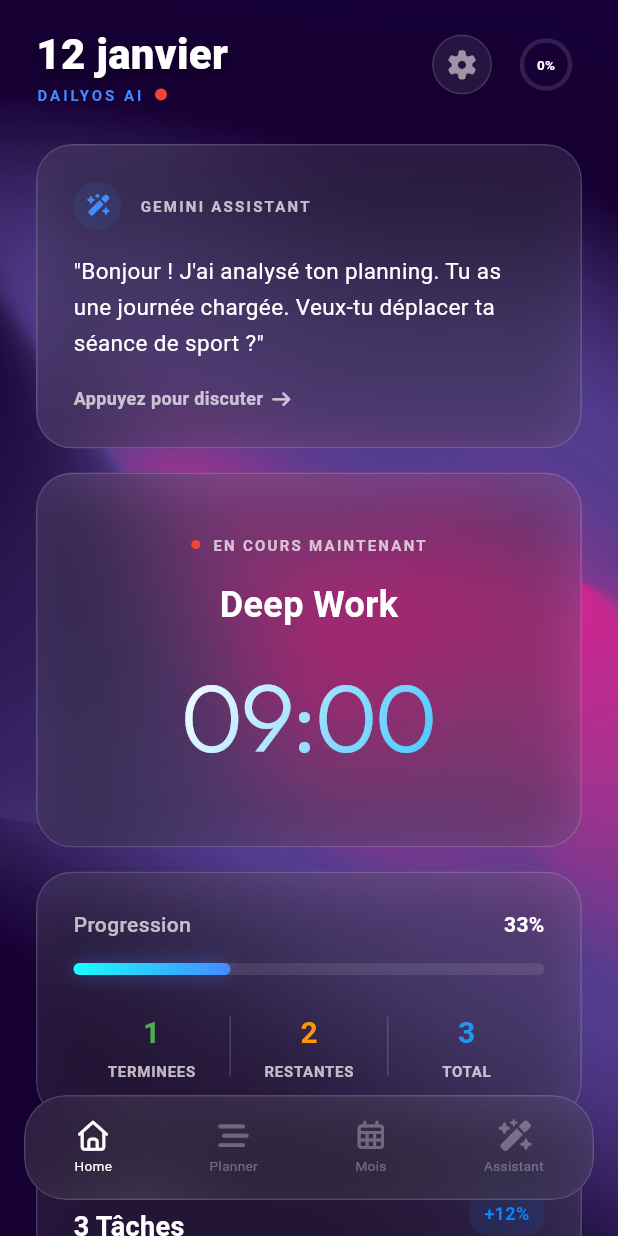
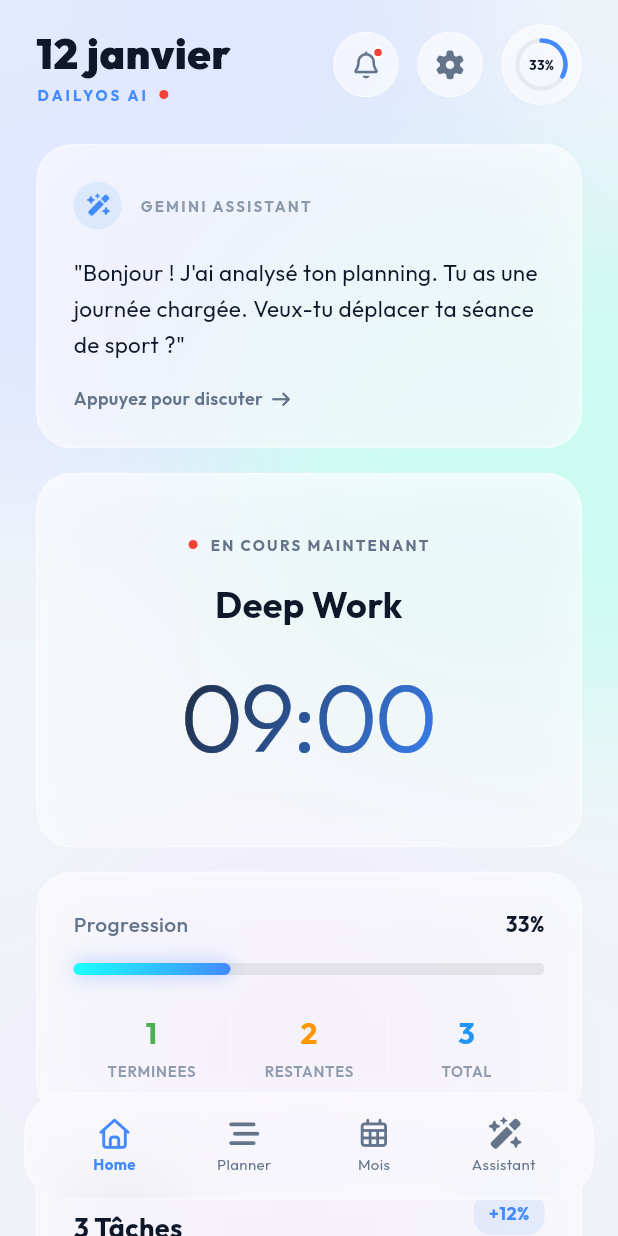
Before and after one commit to tahiry-dev-29/dail, a Flutter app: the screen it shows after launch, on a phone screen of 412 x 824 dp. Run offline on Flutter 3.47's test engine with Material 3 defaults, Android fonts, the phone set to English and light mode, and no system bars; our stand-ins replace flutter_riverpod, font_awesome_flutter, google_fonts, shared_preferences, signals_flutter.

Commit message:
🎨 refactor(shared): update shared widgets and main app for theme support

```diff
--- a/lib/core/utils/glass_scaffold.dart
+++ b/lib/core/utils/glass_scaffold.dart
@@ -1,4 +1,5 @@
 import 'package:flutter/material.dart';
+import 'dart:ui' as ui;
 
 class GlassScaffold extends StatelessWidget {
   final Widget body;
@@ -7,16 +8,40 @@ class GlassScaffold extends StatelessWidget {
 
   @override
   Widget build(BuildContext context) {
+    final isDark = Theme.of(context).brightness == Brightness.dark;
+
     return Scaffold(
-      backgroundColor: Colors.black,
+      backgroundColor: isDark
+          ? const Color(0xFF0F172A)
+          : const Color(0xFFF0F4F8), // HTML bg: #f0f4f8
       body: Stack(
         children: [
-          // Background Image
+          // Background - Switch between Image (Dark) and Blob Animation (Light)
           Positioned.fill(
-            child: Image.asset(
+            child: isDark
+                ? Image.asset(
                     'assets/images/background.jpg',
                     fit: BoxFit.cover,
-              errorBuilder: (context, error, stackTrace) {
+                    errorBuilder: (context, error, stackTrace) =>
+                        _buildDarkGradient(),
+                  )
+                : const _ModernLightBlobs(),
+          ),
+
+          // Dark Mode Overlay
+          if (isDark)
+            Positioned.fill(
+              child: Container(color: Colors.black.withValues(alpha: 0.3)),
+            ),
+
+          // Body
+          SafeArea(child: body),
+        ],
+      ),
+    );
+  }
+
+  Widget _buildDarkGradient() {
     return Container(
       decoration: const BoxDecoration(
         gradient: LinearGradient(
@@ -26,14 +51,99 @@ class GlassScaffold extends StatelessWidget {
         ),
       ),
     );
-              },
+  }
+}
+
+class _ModernLightBlobs extends StatefulWidget {
+  const _ModernLightBlobs();
+
+  @override
+  State<_ModernLightBlobs> createState() => _ModernLightBlobsState();
+}
+
+class _ModernLightBlobsState extends State<_ModernLightBlobs>
+    with SingleTickerProviderStateMixin {
+  late AnimationController _controller;
+
+  @override
+  void initState() {
+    super.initState();
+    _controller = AnimationController(
+      vsync: this,
+      duration: const Duration(seconds: 10), // Slow breathing
+    )..repeat(reverse: true);
+  }
+
+  @override
+  void dispose() {
+    _controller.dispose();
+    super.dispose();
+  }
+
+  @override
+  Widget build(BuildContext context) {
+    return AnimatedBuilder(
+      animation: _controller,
+      builder: (context, child) {
+        // Subtle movement range
+        final move = _controller.value * 20.0;
+
+        return Stack(
+          children: [
+            // Blob 1: Indigo-100 (Top Left)
+            Positioned(
+              top: -50 + move,
+              left: -50 + move,
+              child: _Blob(
+                color: const Color(0xFFE0E7FF), // #E0E7FF
+                size: 400,
               ),
             ),
 
-          // Body
-          SafeArea(child: body),
+            // Blob 2: Teal-100 (Top Right/Mid)
+            Positioned(
+              top: 150 - move,
+              right: -80,
+              child: _Blob(
+                color: const Color(0xFFCCFBF1), // #CCFBF1
+                size: 350,
+              ),
+            ),
+
+            // Blob 3: Purple-100 (Bottom Left)
+            Positioned(
+              bottom: -50 + move,
+              left: 50,
+              child: _Blob(
+                color: const Color(0xFFF3E8FF), // #F3E8FF
+                size: 300,
+              ),
+            ),
+
+            // Whole screen blur for smooth blending
+            BackdropFilter(
+              filter: ui.ImageFilter.blur(sigmaX: 60, sigmaY: 60),
+              child: const SizedBox.expand(),
+            ),
           ],
-      ),
+        );
+      },
     );
   }
 }
+
+class _Blob extends StatelessWidget {
+  final Color color;
+  final double size;
+
+  const _Blob({required this.color, required this.size});
+
+  @override
+  Widget build(BuildContext context) {
+    return Container(
+      width: size,
+      height: size,
+      decoration: BoxDecoration(color: color, shape: BoxShape.circle),
+    );
+  }
+}
--- a/lib/main.dart
+++ b/lib/main.dart
@@ -6,14 +6,16 @@ import 'package:intl/date_symbol_data_local.dart';
 import 'package:font_awesome_flutter/font_awesome_flutter.dart';
 
 import 'core/theme/app_colors.dart';
+import 'core/theme/theme_engine.dart';
 import 'core/utils/glass_scaffold.dart';
-// Removed ChatOverlay import
 import 'features/ai_chat/ui/ai_chat_page.dart';
 import 'features/calendar/ui/calendar_screen.dart';
 import 'features/home/logic/home_signals.dart';
+import 'features/home/providers/dashboard_provider.dart'; // Import Dashboard Provider
 import 'features/home/ui/home_screen.dart';
 import 'features/planner/ui/planner_screen.dart';
 import 'features/planner/ui/widgets/add_task_inline.dart';
+import 'features/settings/providers/theme_provider.dart';
 import 'shared/widgets/atomic_header.dart';
 import 'shared/widgets/atomic_nav_bar.dart';
 import 'shared/widgets/safe_back_handler.dart';
@@ -21,6 +23,8 @@ import 'shared/widgets/safe_back_handler.dart';
 void main() async {
   WidgetsFlutterBinding.ensureInitialized();
   await initializeDateFormatting();
+  await loadThemeSettings(); // Load theme
+  await initDashboardOrder(); // Load dashboard order
 
   SystemChrome.setSystemUIOverlayStyle(
     const SystemUiOverlayStyle(
@@ -36,22 +40,23 @@ class DailyOsApp extends StatelessWidget {
 
   @override
   Widget build(BuildContext context) {
+    // Watch Theme Mode Signal
+    final mode = themeModeSignal.watch(context);
+    final accent = accentColorSignal.watch(context);
+
+    // Convert to ThemeMode enum
+    final themeMode = switch (mode) {
+      1 => ThemeMode.dark,
+      2 => ThemeMode.light,
+      _ => ThemeMode.system,
+    };
+
     return MaterialApp(
       title: 'DailyOS AI',
       debugShowCheckedModeBanner: false,
-      theme: ThemeData(
-        brightness: Brightness.dark,
-        scaffoldBackgroundColor: Colors.black,
-        colorScheme: const ColorScheme.dark(
-          primary: AppColors.accent,
-          secondary: AppColors.aiColor,
-        ),
-        textTheme: ThemeData.dark().textTheme.apply(
-          bodyColor: Colors.white,
-          displayColor: Colors.white,
-        ),
-        useMaterial3: true,
-      ),
+      themeMode: themeMode,
+      theme: AppThemeEngine.lightTheme(accent),
+      darkTheme: AppThemeEngine.darkTheme(accent),
       home: const MainLayout(),
     );
   }
@@ -66,13 +71,10 @@ class MainLayout extends StatelessWidget {
 
     return SafeBackHandler(
       onBack: () {
-        // If add task is visible, hide it
         if (isAddTaskVisible.value) {
           isAddTaskVisible.value = false;
           return;
         }
-
-        // If not on Home tab, go to Home
         if (current != 0) {
           switchTab(0);
           return;
@@ -84,7 +86,6 @@ class MainLayout extends StatelessWidget {
         child: GlassScaffold(
           body: Stack(
             children: [
-              // Main Content Layer
               Column(
                 children: [
                   if (current != AppTabs.aiChat.index) const AtomicHeader(),
@@ -95,22 +96,18 @@ class MainLayout extends StatelessWidget {
                         HomeScreen(),
                         PlannerScreen(),
                         CalendarScreen(),
-                        AiChatPage(), // New Page
+                        AiChatPage(),
                       ],
                     ),
                   ),
                 ],
               ),
-
-              // Dock (Bottom)
               const Positioned(
                 bottom: 0,
                 left: 0,
                 right: 0,
                 child: AtomicNavBar(),
               ),
-
-              // Floating Add Task Button (+ button)
               const Positioned(
                 bottom: 100,
                 right: 16,
@@ -124,7 +121,6 @@ class MainLayout extends StatelessWidget {
   }
 }
 
-/// Floating + button to show add task input
 class FloatingAddTaskButton extends StatelessWidget {
   const FloatingAddTaskButton({super.key});
 
@@ -133,7 +129,6 @@ class FloatingAddTaskButton extends StatelessWidget {
     final isVisible = isAddTaskVisible.watch(context);
     final current = currentTab.watch(context);
 
-    // Hide if add task is visible or not on Planner
     if (isVisible || current != AppTabs.planner.index) {
       return const SizedBox.shrink();
     }
--- a/lib/shared/widgets/atomic_header.dart
+++ b/lib/shared/widgets/atomic_header.dart
@@ -1,49 +1,55 @@
 import 'package:flutter/material.dart';
+import 'package:flutter_riverpod/flutter_riverpod.dart';
 import 'package:font_awesome_flutter/font_awesome_flutter.dart';
-import '../../core/theme/app_colors.dart';
+import 'package:intl/intl.dart';
 import '../../features/home/logic/home_signals.dart';
+import '../../features/notifications/ui/notifications_page.dart';
+import '../../features/settings/ui/settings_page.dart';
+import '../../features/planner/providers/task_provider.dart';
+import '../../core/theme/adaptive_colors.dart';
 import 'glass_container.dart';
-import 'package:intl/intl.dart';
 
-class AtomicHeader extends StatelessWidget {
+class AtomicHeader extends ConsumerWidget {
   const AtomicHeader({super.key});
 
   @override
-  Widget build(BuildContext context) {
+  Widget build(BuildContext context, WidgetRef ref) {
+    // Hooks & State
     final now = DateTime.now();
     final dateStr = DateFormat('d MMMM', 'fr_FR').format(now);
+    final colors = context.colors;
+
+    // Task Data for Progress
+    final tasks = ref.watch(filteredTasksProvider);
+    final total = tasks.length;
+    final done = tasks.where((t) => t.isDone).length;
+    final progress = total > 0 ? done / total : 0.0;
+    final percentage = (progress * 100).toInt();
 
     return Padding(
       padding: const EdgeInsets.symmetric(horizontal: 24.0, vertical: 16.0),
       child: Row(
         mainAxisAlignment: MainAxisAlignment.spaceBetween,
         children: [
-          // Date & Title
+          // Date & Branding
           Column(
             crossAxisAlignment: CrossAxisAlignment.start,
             children: [
               Text(
                 dateStr,
-                style: const TextStyle(
-                  color: Colors.white,
+                style: TextStyle(
+                  color: colors.textPrimary,
                   fontSize: 28,
                   fontWeight: FontWeight.w900,
-                  shadows: [
-                    Shadow(
-                      blurRadius: 10.0,
-                      color: Colors.black45,
-                      offset: Offset(0, 4),
-                    ),
-                  ],
+                  fontFamily: 'Outfit', // Ensure font
                 ),
               ),
               Row(
                 children: [
-                  const Text(
+                  Text(
                     'DAILYOS AI',
                     style: TextStyle(
-                      color:
-                          Colors.blueAccent, // approximation of text-blue-300
+                      color: colors.accent,
                       fontSize: 10,
                       fontWeight: FontWeight.bold,
                       letterSpacing: 2.0,
@@ -51,10 +57,10 @@ class AtomicHeader extends StatelessWidget {
                   ),
                   const SizedBox(width: 8),
                   Container(
-                    width: 8,
-                    height: 8,
+                    width: 6,
+                    height: 6,
                     decoration: const BoxDecoration(
-                      color: Colors.red, // Notifications inactive
+                      color: Colors.red,
                       shape: BoxShape.circle,
                     ),
                   ),
@@ -66,52 +72,106 @@ class AtomicHeader extends StatelessWidget {
           // Actions
           Row(
             children: [
+              // Notification Bell
+              GestureDetector(
+                onTap: () => Navigator.push(
+                  context,
+                  MaterialPageRoute(builder: (_) => const NotificationsPage()),
+                ),
+                child: Stack(
+                  children: [
+                    GlassContainer(
+                      borderRadius: 50,
+                      padding: const EdgeInsets.all(12), // Larger touch target
+                      color: colors.surface,
+                      borderColor: colors.border,
+                      child: Icon(
+                        FontAwesomeIcons.bell,
+                        color: colors.textSecondary,
+                        size: 18,
+                      ),
+                    ),
+                    Positioned(
+                      top: 10,
+                      right: 10,
+                      child: Container(
+                        width: 8,
+                        height: 8,
+                        decoration: BoxDecoration(
+                          color: Colors.red,
+                          shape: BoxShape.circle,
+                          border: Border.all(
+                            color: colors.isDark ? Colors.black : Colors.white,
+                            width: 1.5,
+                          ),
+                        ),
+                      ),
+                    ),
+                  ],
+                ),
+              ),
+              const SizedBox(width: 12),
+
               // Settings Button
               GestureDetector(
-                onTap: () => isSettingsOpen.value = true,
-                child: const GlassContainer(
+                onTap: () => Navigator.push(
+                  context,
+                  MaterialPageRoute(builder: (_) => const SettingsPage()),
+                ),
+                child: GlassContainer(
                   borderRadius: 50,
-                  padding: EdgeInsets.all(10),
+                  padding: const EdgeInsets.all(12),
+                  color: colors.surface, // Use surface not hardcoded
+                  borderColor: colors.border,
                   child: Icon(
                     FontAwesomeIcons.gear,
-                    color: Colors.white54,
+                    color: colors.textSecondary,
                     size: 18,
                   ),
                 ),
               ),
               const SizedBox(width: 12),
 
-              // Progress Ring (Simulated)
+              // Daily Progress Ring
               GestureDetector(
                 onTap: () => triggerConfetti.value++,
+                child: GlassContainer(
+                  borderRadius: 50,
+                  padding: const EdgeInsets.all(4), // Tight padding for ring
+                  color: colors.surface,
+                  borderColor: colors.border,
                   child: SizedBox(
-                  width: 48,
-                  height: 48,
+                    width: 44,
+                    height: 44,
                     child: Stack(
                       children: [
-                      const Center(
+                        Center(
                           child: SizedBox(
                             width: 32,
                             height: 32,
                             child: CircularProgressIndicator(
-                            value: 0.0, // Initial 0%
-                            backgroundColor: Colors.white12,
-                            color: AppColors.accent,
+                              value: progress,
+                              backgroundColor: colors.textSecondary.withValues(
+                                alpha: 0.1,
+                              ),
+                              color: colors.accent,
                               strokeWidth: 3,
+                              strokeCap: StrokeCap.round,
                             ),
                           ),
                         ),
                         Center(
                           child: Text(
-                          "0%",
+                            "$percentage%",
                             style: TextStyle(
-                            color: Colors.white,
+                              color: colors.textPrimary,
                               fontSize: 9,
                               fontWeight: FontWeight.bold,
                             ),
                           ),
                         ),
                       ],
+                    ),
                   ),
                 ),
               ),
--- a/lib/shared/widgets/atomic_nav_bar.dart
+++ b/lib/shared/widgets/atomic_nav_bar.dart
@@ -1,8 +1,8 @@
-import 'dart:ui';
 import 'package:flutter/material.dart';
 import 'package:font_awesome_flutter/font_awesome_flutter.dart';
 import 'package:signals_flutter/signals_flutter.dart';
-
+import 'package:daily_os/core/theme/adaptive_colors.dart'; // Import AdaptiveColors
+import 'package:daily_os/shared/widgets/glass_container.dart'; // Reuse GlassContainer for consistency
 import '../../features/home/logic/home_signals.dart';
 
 class AtomicNavBar extends StatelessWidget {
@@ -11,27 +11,19 @@ class AtomicNavBar extends StatelessWidget {
   @override
   Widget build(BuildContext context) {
     final current = currentTab.watch(context);
+    final colors = context.colors;
 
     return Padding(
       padding: const EdgeInsets.symmetric(horizontal: 16.0, vertical: 24.0),
-      child: ClipRRect(
-        borderRadius: BorderRadius.circular(28.0),
-        child: BackdropFilter(
-          filter: ImageFilter.blur(sigmaX: 40, sigmaY: 40),
+      child: GlassContainer(
+        borderRadius: 28,
+        padding: const EdgeInsets.symmetric(horizontal: 16),
+        // Force the container height by constraint in parent or SizedBox here?
+        // GlassContainer wraps child size.
+        // We'll wrap the Row in a Container with height 70.
         child: Container(
           height: 70,
-            decoration: BoxDecoration(
-              color: Colors.white.withValues(alpha: 0.08),
-              borderRadius: BorderRadius.circular(28.0),
-              border: Border.all(color: Colors.white.withValues(alpha: 0.15)),
-              boxShadow: [
-                BoxShadow(
-                  color: Colors.black.withValues(alpha: 0.3),
-                  blurRadius: 32,
-                  offset: const Offset(0, 8),
-                ),
-              ],
-            ),
+          alignment: Alignment.center,
           child: Row(
             mainAxisAlignment: MainAxisAlignment.spaceAround,
             children: [
@@ -40,27 +32,30 @@ class AtomicNavBar extends StatelessWidget {
                 label: 'Home',
                 isActive: current == AppTabs.home.index,
                 onTap: () => switchTab(AppTabs.home.index),
+                colors: colors,
               ),
               _NavButton(
                 icon: FontAwesomeIcons.barsStaggered,
                 label: 'Planner',
                 isActive: current == AppTabs.planner.index,
                 onTap: () => switchTab(AppTabs.planner.index),
+                colors: colors,
               ),
               _NavButton(
                 icon: FontAwesomeIcons.calendarDays,
                 label: 'Mois',
                 isActive: current == AppTabs.calendar.index,
                 onTap: () => switchTab(AppTabs.calendar.index),
+                colors: colors,
               ),
               _NavButton(
                 icon: FontAwesomeIcons.wandMagicSparkles,
                 label: 'Assistant',
                 isActive: current == AppTabs.aiChat.index,
                 onTap: () => switchTab(AppTabs.aiChat.index),
+                colors: colors,
               ),
             ],
-            ),
           ),
         ),
       ),
@@ -73,41 +68,43 @@ class _NavButton extends StatelessWidget {
   final String label;
   final bool isActive;
   final VoidCallback onTap;
+  final AdaptiveColors colors;
 
   const _NavButton({
     required this.icon,
     required this.label,
     required this.isActive,
     required this.onTap,
+    required this.colors,
   });
 
   @override
   Widget build(BuildContext context) {
+    // Active Color: Neon Accent (Primary)
+    // Inactive Color: TextSecondary (Slate-500)
+    final color = isActive ? colors.accent : colors.textSecondary;
+
     return GestureDetector(
       onTap: onTap,
-      behavior: HitTestBehavior.opaque,
+      behavior: HitTestBehavior.opaque, // Hit target
+      child: SizedBox(
+        width: 60, // Ensure decent touch target
         child: Column(
           mainAxisAlignment: MainAxisAlignment.center,
           children: [
-          Icon(
-            icon,
-            size: 20,
-            color: isActive
-                ? Colors.white
-                : Colors.white.withValues(alpha: 0.3),
-          ),
+            Icon(icon, size: 20, color: color),
             const SizedBox(height: 4),
             Text(
               label,
               style: TextStyle(
-              fontSize: 9,
-              color: isActive
-                  ? Colors.white
-                  : Colors.white.withValues(alpha: 0.3),
+                fontSize: 10,
+                fontWeight: isActive ? FontWeight.bold : FontWeight.normal,
+                color: color,
               ),
             ),
           ],
         ),
+      ),
     );
   }
 }
--- a/lib/shared/widgets/glass_container.dart
+++ b/lib/shared/widgets/glass_container.dart
@@ -1,6 +1,6 @@
 import 'dart:ui';
 import 'package:flutter/material.dart';
-import '../../core/theme/app_colors.dart';
+import '../../core/theme/adaptive_colors.dart';
 
 class GlassContainer extends StatelessWidget {
   final Widget child;
@@ -9,19 +9,23 @@ class GlassContainer extends StatelessWidget {
   final EdgeInsetsGeometry? margin;
   final double blur;
   final Color? color;
+  final Color? borderColor;
 
   const GlassContainer({
     super.key,
     required this.child,
-    this.borderRadius = 20.0,
+    this.borderRadius = 24.0, // CSS Ref: rounded-3xl (1.5rem = 24px)
     this.padding,
     this.margin,
-    this.blur = 40.0,
+    this.blur = 24.0, // CSS Ref: backdrop-filter: blur(24px)
     this.color,
+    this.borderColor,
   });
 
   @override
   Widget build(BuildContext context) {
+    final colors = context.colors;
+
     return Container(
       margin: margin,
       child: ClipRRect(
@@ -31,14 +35,14 @@ class GlassContainer extends StatelessWidget {
           child: Container(
             padding: padding,
             decoration: BoxDecoration(
-              color: color ?? AppColors.glass,
+              color: color ?? colors.surface,
               borderRadius: BorderRadius.circular(borderRadius),
-              border: Border.all(color: AppColors.glassBorder, width: 1.0),
+              border: Border.all(color: borderColor ?? colors.border, width: 1),
               boxShadow: [
                 BoxShadow(
-                  color: Colors.black.withValues(alpha: 0.3),
-                  blurRadius: 32,
-                  offset: const Offset(0, 8),
+                  color: colors.shadow,
+                  blurRadius: 32, // CSS Ref: 32px
+                  offset: const Offset(0, 8), // CSS Ref: 8px
                 ),
               ],
             ),
```
Lines whose indentation alone changed are shown as unchanged.
